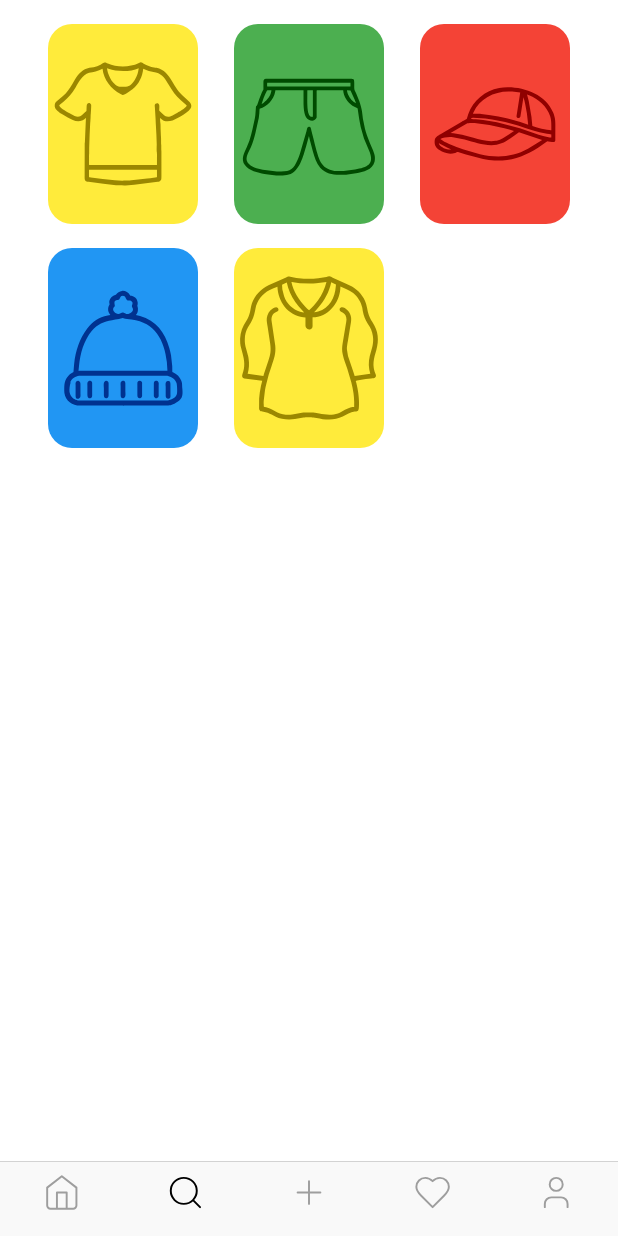
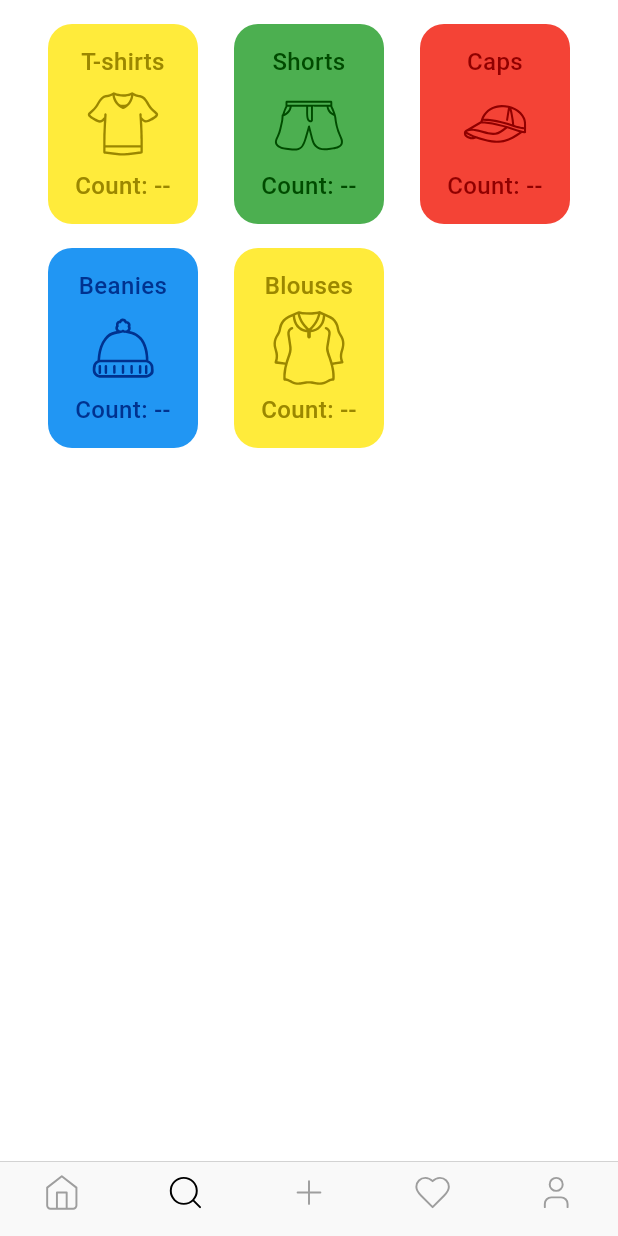
Before and after one commit to artemiithefrog/lookin_empat, a Flutter app: the screen it shows after launch, item 2 of the bottom bar chosen, on a phone screen of 412 x 824 dp. Run offline on Flutter 3.47's test engine with Material 3 defaults, Android fonts, the phone set to English and light mode, and no system bars; our stand-ins replace flutter_svg.

Commit message:
Updated Section widget

```diff
--- a/lib/repositories/section_repository.dart
+++ b/lib/repositories/section_repository.dart
@@ -40,13 +40,13 @@ class SectionRepository implements ISectionRepository {
       SectionDTO(
         id: staticIdCounter++,
         color: Colors.blue,
-        name: 'Caps',
+        name: 'Beanies',
         svgIconPath: '${iconPathBase}beanie.svg',
       ),
       SectionDTO(
         id: staticIdCounter++,
         color: Colors.yellow,
-        name: 'Caps',
+        name: 'Blouses',
         svgIconPath: '${iconPathBase}blouse.svg',
       ),
     ];
--- a/lib/widgets/section.dart
+++ b/lib/widgets/section.dart
@@ -3,7 +3,7 @@ import 'package:flutter_svg/flutter_svg.dart';
 import 'package:lookin_empat/models/section_dto.dart';
 
 class Section extends StatelessWidget {
-  Section({
+  const Section({
     super.key,
     required this.onPressed,
     this.onPressedActive = true,
@@ -12,10 +12,8 @@ class Section extends StatelessWidget {
   });
 
   final SectionDTO sectionDTO;
-
   final Function(int) onPressed;
-  bool? onPressedActive;
-
+  final bool? onPressedActive;
   final double width;
 
   // size of the icon relative to the size of the whole section widget
@@ -49,14 +47,39 @@ class Section extends StatelessWidget {
               color: sectionDTO.color,
               borderRadius: BorderRadius.circular(16),
             ),
-            child: iconWidget,
+            child: Column(
+              mainAxisAlignment: MainAxisAlignment.center,
+              children: [
+                Text(
+                  sectionDTO.name,
+                  textAlign: TextAlign.center,
+                  style: TextStyle(
+                    color: getOutlineColor(sectionDTO.color),
+                    fontWeight: FontWeight.w500,
+                    fontSize: 16,
+                  ),
+                ),
+                const SizedBox(height: 4),
+                iconWidget,
+                const SizedBox(height: 4),
+                Text(
+                  "Count: --", // todo add section count (maybe by sectionDTO.id)
+                  textAlign: TextAlign.center,
+                  style: TextStyle(
+                    color: getOutlineColor(sectionDTO.color),
+                    fontWeight: FontWeight.w500,
+                    fontSize: 16,
+                  ),
+                ),
+              ],
+            ),
           ),
         ),
       ),
     );
   }
 
-  getOutlineColor(Color color) {
+  Color getOutlineColor(Color color) {
     int darkerShade = -100;
     return Color.fromARGB(
       color.alpha,
```
